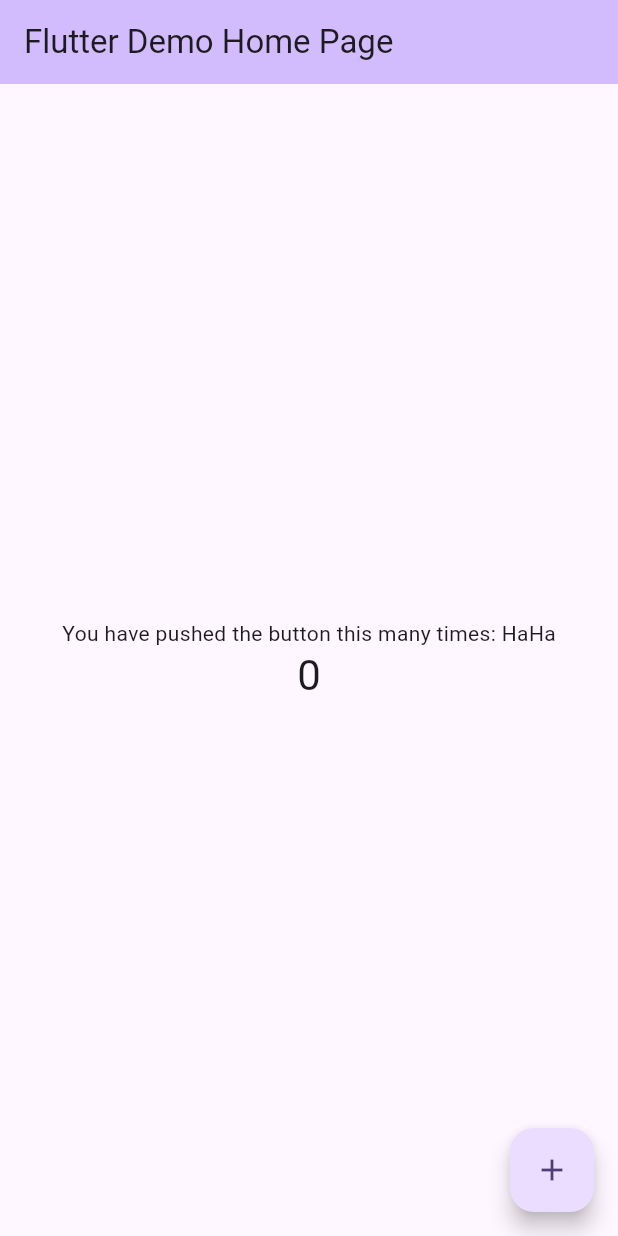
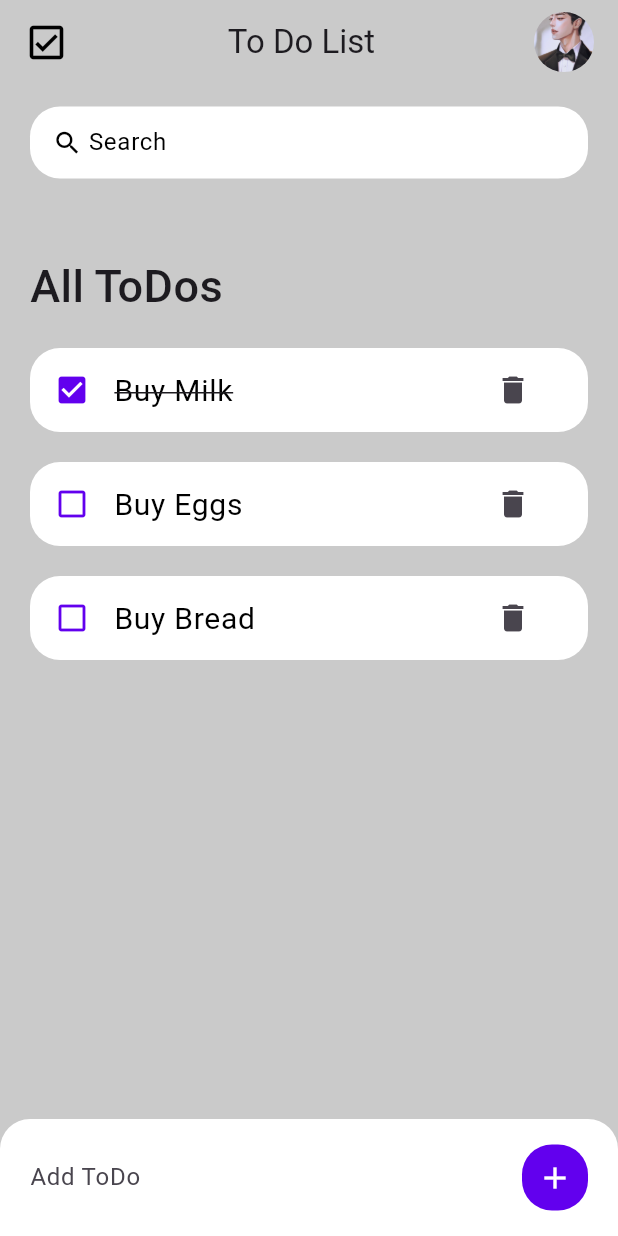
Before and after one commit to tumpopoM/flutter-to-do-list, a Flutter app: the screen it shows after launch, on a phone screen of 412 x 824 dp. Run offline on Flutter 3.47's test engine with Material 3 defaults, Android fonts, the phone set to English and light mode, and no system bars.

Commit message:
add to ui and method

```diff
--- /dev/null
+++ b/lib/constants/color.dart
@@ -0,0 +1,7 @@
+import 'package:flutter/material.dart';
+
+const Color primaryColor = Color.fromARGB(255, 233, 225, 1);
+const Color secondaryColor = Color(0xFF6200EE);
+const Color bgColor = Color.fromARGB(255, 202, 202, 202);
+const Color bgWhiteColor = Color.fromARGB(255, 255, 255, 255);
+const Color textColor = Color.fromARGB(255, 0, 0, 0);
--- a/lib/main.dart
+++ b/lib/main.dart
@@ -1,4 +1,6 @@
 import 'package:flutter/material.dart';
+import 'package:flutter/services.dart';
+import 'package:flutter_to_do_list/screen/home.dart';
 
 void main() {
   runApp(const MyApp());
@@ -10,7 +12,16 @@
   // This widget is the root of your application.
   @override
   Widget build(BuildContext context) {
+    SystemChrome.setSystemUIOverlayStyle(
+      const SystemUiOverlayStyle(
+        statusBarColor: Colors.transparent,
+        statusBarIconBrightness: Brightness.dark,
+        systemNavigationBarColor: Colors.transparent,
+        systemNavigationBarIconBrightness: Brightness.dark,
+      ),
+    );
     return MaterialApp(
+        debugShowCheckedModeBanner: false,
         title: 'Flutter Demo',
         theme: ThemeData(
           // This is the theme of your application.
@@ -31,95 +42,94 @@
           colorScheme: ColorScheme.fromSeed(seedColor: Colors.deepPurple),
           useMaterial3: true,
         ),
-      home: const MyHomePage(title: 'Flutter Demo Home Page'),
-    );
+        home: const Home());
   }
 }
 
-class MyHomePage extends StatefulWidget {
-  const MyHomePage({super.key, required this.title});
+// class MyHomePage extends StatefulWidget {
+//   const MyHomePage({super.key, required this.title});
 
-  // This widget is the home page of your application. It is stateful, meaning
-  // that it has a State object (defined below) that contains fields that affect
-  // how it looks.
+//   // This widget is the home page of your application. It is stateful, meaning
+//   // that it has a State object (defined below) that contains fields that affect
+//   // how it looks.
 
-  // This class is the configuration for the state. It holds the values (in this
-  // case the title) provided by the parent (in this case the App widget) and
-  // used by the build method of the State. Fields in a Widget subclass are
-  // always marked "final".
+//   // This class is the configuration for the state. It holds the values (in this
+//   // case the title) provided by the parent (in this case the App widget) and
+//   // used by the build method of the State. Fields in a Widget subclass are
+//   // always marked "final".
 
-  final String title;
+//   final String title;
 
-  @override
-  State<MyHomePage> createState() => _MyHomePageState();
-}
+//   @override
+//   State<MyHomePage> createState() => _MyHomePageState();
+// }
 
-class _MyHomePageState extends State<MyHomePage> {
-  int _counter = 0;
+// class _MyHomePageState extends State<MyHomePage> {
+//   int _counter = 0;
 
-  void _incrementCounter() {
-    setState(() {
-      // This call to setState tells the Flutter framework that something has
-      // changed in this State, which causes it to rerun the build method below
-      // so that the display can reflect the updated values. If we changed
-      // _counter without calling setState(), then the build method would not be
-      // called again, and so nothing would appear to happen.
-      _counter++;
-    });
-  }
+//   void _incrementCounter() {
+//     setState(() {
+//       // This call to setState tells the Flutter framework that something has
+//       // changed in this State, which causes it to rerun the build method below
+//       // so that the display can reflect the updated values. If we changed
+//       // _counter without calling setState(), then the build method would not be
+//       // called again, and so nothing would appear to happen.
+//       _counter++;
+//     });
+//   }
 
-  @override
-  Widget build(BuildContext context) {
-    // This method is rerun every time setState is called, for instance as done
-    // by the _incrementCounter method above.
-    //
-    // The Flutter framework has been optimized to make rerunning build methods
-    // fast, so that you can just rebuild anything that needs updating rather
-    // than having to individually change instances of widgets.
-    return Scaffold(
-      appBar: AppBar(
-        // TRY THIS: Try changing the color here to a specific color (to
-        // Colors.amber, perhaps?) and trigger a hot reload to see the AppBar
-        // change color while the other colors stay the same.
-        backgroundColor: Theme.of(context).colorScheme.inversePrimary,
-        // Here we take the value from the MyHomePage object that was created by
-        // the App.build method, and use it to set our appbar title.
-        title: Text(widget.title),
-      ),
-      body: Center(
-        // Center is a layout widget. It takes a single child and positions it
-        // in the middle of the parent.
-        child: Column(
-          // Column is also a layout widget. It takes a list of children and
-          // arranges them vertically. By default, it sizes itself to fit its
-          // children horizontally, and tries to be as tall as its parent.
-          //
-          // Column has various properties to control how it sizes itself and
-          // how it positions its children. Here we use mainAxisAlignment to
-          // center the children vertically; the main axis here is the vertical
-          // axis because Columns are vertical (the cross axis would be
-          // horizontal).
-          //
-          // TRY THIS: Invoke "debug painting" (choose the "Toggle Debug Paint"
-          // action in the IDE, or press "p" in the console), to see the
-          // wireframe for each widget.
-          mainAxisAlignment: MainAxisAlignment.center,
-          children: <Widget>[
-            const Text(
-              'You have pushed the button this many times: HaHa',
-            ),
-            Text(
-              '$_counter',
-              style: Theme.of(context).textTheme.headlineMedium,
-            ),
-          ],
-        ),
-      ),
-      floatingActionButton: FloatingActionButton(
-        onPressed: _incrementCounter,
-        tooltip: 'Increment',
-        child: const Icon(Icons.add),
-      ), // This trailing comma makes auto-formatting nicer for build methods.
-    );
-  }
-}
+//   @override
+//   Widget build(BuildContext context) {
+//     // This method is rerun every time setState is called, for instance as done
+//     // by the _incrementCounter method above.
+//     //
+//     // The Flutter framework has been optimized to make rerunning build methods
+//     // fast, so that you can just rebuild anything that needs updating rather
+//     // than having to individually change instances of widgets.
+//     return Scaffold(
+//       appBar: AppBar(
+//         // TRY THIS: Try changing the color here to a specific color (to
+//         // Colors.amber, perhaps?) and trigger a hot reload to see the AppBar
+//         // change color while the other colors stay the same.
+//         backgroundColor: Theme.of(context).colorScheme.inversePrimary,
+//         // Here we take the value from the MyHomePage object that was created by
+//         // the App.build method, and use it to set our appbar title.
+//         title: Text(widget.title),
+//       ),
+//       body: Center(
+//         // Center is a layout widget. It takes a single child and positions it
+//         // in the middle of the parent.
+//         child: Column(
+//           // Column is also a layout widget. It takes a list of children and
+//           // arranges them vertically. By default, it sizes itself to fit its
+//           // children horizontally, and tries to be as tall as its parent.
+//           //
+//           // Column has various properties to control how it sizes itself and
+//           // how it positions its children. Here we use mainAxisAlignment to
+//           // center the children vertically; the main axis here is the vertical
+//           // axis because Columns are vertical (the cross axis would be
+//           // horizontal).
+//           //
+//           // TRY THIS: Invoke "debug painting" (choose the "Toggle Debug Paint"
+//           // action in the IDE, or press "p" in the console), to see the
+//           // wireframe for each widget.
+//           mainAxisAlignment: MainAxisAlignment.center,
+//           children: <Widget>[
+//             const Text(
+//               'You have pushed the button this many times: HaHa',
+//             ),
+//             Text(
+//               '$_counter',
+//               style: Theme.of(context).textTheme.headlineMedium,
+//             ),
+//           ],
+//         ),
+//       ),
+//       floatingActionButton: FloatingActionButton(
+//         onPressed: _incrementCounter,
+//         tooltip: 'Increment',
+//         child: const Icon(Icons.add),
+//       ), // This trailing comma makes auto-formatting nicer for build methods.
+//     );
+//   }
+// }
--- /dev/null
+++ b/lib/modal/todo.dart
@@ -0,0 +1,50 @@
+import 'package:flutter/material.dart';
+
+class ToDo {
+  String id;
+  String todoText;
+  bool isDone;
+
+  ToDo({
+    required this.id,
+    required this.todoText,
+    this.isDone = false,
+  });
+
+  static List<ToDo> todoList() {
+    return [
+      ToDo(
+        id: '01',
+        todoText: 'Buy Milk',
+        isDone: true,
+      ),
+      ToDo(
+        id: '02',
+        todoText: 'Buy Eggs',
+        isDone: false,
+      ),
+      ToDo(
+        id: '03',
+        todoText: 'Buy Bread',
+        isDone: false,
+      ),
+    ];
+  }
+
+  // static void addTodo (String todoText){
+  //   todoList.add(ToDo(
+  //     id: DateTime.now().toString(),
+  //     todoText: todoText,
+  //     isDone: false
+  //   ));
+  // }
+
+  // static void deleteTodo (String id){
+  //   todoList.removeWhere((element) => element.id == id);
+  // }
+
+  // static void toggleDone (String id){
+  //   final todo = todoList.firstWhere((element) => element.id == id);
+  //   todo.isDone = !todo.isDone;
+  // }
+}
--- /dev/null
+++ b/lib/screen/home.dart
@@ -0,0 +1,221 @@
+import 'package:flutter/material.dart';
+import 'package:flutter_to_do_list/constants/color.dart';
+import 'package:flutter_to_do_list/modal/todo.dart';
+import 'package:flutter_to_do_list/widgets/todo_item.dart';
+
+class Home extends StatefulWidget {
+  const Home({super.key});
+
+  @override
+  State<Home> createState() => _HomeState();
+}
+
+class _HomeState extends State<Home> {
+  final todoList = ToDo.todoList();
+  final TextEditingController _todoController = TextEditingController();
+  List<ToDo> _foundTodoList = [];
+
+  @override
+  void initState() {
+    // TODO: implement initState
+    _foundTodoList = todoList;
+    super.initState();
+  }
+
+  void searchTodoList(String searchKey) {
+    print('Search Key ::::: ${searchKey}');
+    if (searchKey.isEmpty) {
+      setState(() {
+        _foundTodoList = todoList;
+      });
+    } else {
+      final List<ToDo> _searchList = todoList
+          .where((element) =>
+              element.todoText.toLowerCase().contains(searchKey.toLowerCase()))
+          .toList();
+      setState(() {
+        _foundTodoList = _searchList;
+      });
+    }
+  }
+
+  void addTodo(String todoText) {
+    print('Add Todo ::::: ${todoText}');
+    setState(() {
+      todoList.add(ToDo(
+        id: DateTime.now().microsecondsSinceEpoch.toString(),
+        todoText: todoText,
+        isDone: false,
+      ));
+    });
+    _todoController.clear();
+  }
+
+  void deleteTodo(ToDo todoItem) {
+    setState(() {
+      todoList.removeWhere((element) => element.id == todoItem.id);
+    });
+  }
+
+  void toggleDone(ToDo todoItem) {
+    setState(() {
+      final todo = todoList.firstWhere((element) => element.id == todoItem.id);
+      todo.isDone = !todo.isDone;
+    });
+  }
+
+  @override
+  Widget build(BuildContext context) {
+    return Scaffold(
+      backgroundColor: bgColor,
+      appBar: _buildAppBar(),
+      body: Stack(children: [
+        Container(
+          padding: EdgeInsets.symmetric(horizontal: 20, vertical: 15),
+          child: Column(
+            children: [
+              SearchBox(searchTodoList: searchTodoList),
+              Expanded(
+                child: ListView(
+                  children: [
+                    Container(
+                      margin: EdgeInsets.only(top: 50, bottom: 20),
+                      child: Text(
+                        'All ToDos',
+                        style: TextStyle(
+                            fontSize: 30, fontWeight: FontWeight.w500),
+                      ),
+                    ),
+                    for (var todo in _foundTodoList)
+                      ToDoItem(
+                        todoItem: todo,
+                        toggleDone: toggleDone,
+                        deleteTodo: deleteTodo,
+                      ),
+                  ],
+                ),
+              )
+            ],
+          ),
+        ),
+        Align(
+          alignment: Alignment.bottomCenter,
+          child: Container(
+            padding: EdgeInsets.symmetric(horizontal: 20, vertical: 15),
+            decoration: BoxDecoration(
+                color: bgWhiteColor,
+                borderRadius: BorderRadius.only(
+                    topLeft: Radius.circular(20),
+                    topRight: Radius.circular(20))),
+            child: Row(
+              children: [
+                Expanded(
+                  child: TextField(
+                    controller: _todoController,
+                    decoration: InputDecoration(
+                      hintText: 'Add ToDo',
+                      border: InputBorder.none,
+                    ),
+                  ),
+                ),
+                GestureDetector(
+                  onTap: () {
+                    print('Add Todo !!!! ${_todoController.text}');
+                    addTodo(_todoController.text);
+                  },
+                  child: Container(
+                    padding: EdgeInsets.all(10),
+                    decoration: BoxDecoration(
+                        color: secondaryColor,
+                        borderRadius: BorderRadius.circular(20)),
+                    child: Icon(
+                      Icons.add,
+                      color: bgWhiteColor,
+                    ),
+                  ),
+                )
+              ],
+            ),
+          ),
+        )
+      ]),
+    );
+  }
+
+  AppBar _buildAppBar() {
+    return AppBar(
+      backgroundColor: bgColor,
+      elevation: 0,
+      title: Row(
+        mainAxisAlignment: MainAxisAlignment.spaceBetween,
+        children: [
+          const Icon(
+            Icons.check_box_outlined,
+            color: textColor,
+            size: 30,
+          ),
+          const Text('To Do List'),
+          Container(
+            color: bgColor,
+            width: 40,
+            height: 40,
+            child: const ClipRRect(
+              borderRadius: BorderRadius.all(Radius.circular(100)),
+              child: Align(
+                alignment: Alignment.topCenter, // กำหนดให้ภาพอยู่ด้านบน
+                heightFactor: 0.1, //
+                child: Image(
+                  image: AssetImage('lib/assets/images/FnJ-EWDXkAIOBJE.jpeg'),
+                  width: 40,
+                  height: 40,
+                  fit: BoxFit.cover,
+                ),
+              ),
+            ),
+          ),
+        ],
+      ),
+    );
+  }
+}
+
+class SearchBox extends StatefulWidget {
+  final Function searchTodoList;
+
+  const SearchBox({
+    super.key,
+    required this.searchTodoList,
+  });
+
+  @override
+  SearchBoxState createState() => SearchBoxState();
+}
+
+class SearchBoxState extends State<SearchBox> {
+  @override
+  Widget build(BuildContext context) {
+    return Container(
+      padding: EdgeInsets.symmetric(horizontal: 15),
+      decoration: BoxDecoration(
+          color: bgWhiteColor, borderRadius: BorderRadius.circular(20)),
+      child: TextField(
+        onChanged: (value) {
+          print('Search Value ::::: ${value}');
+          widget.searchTodoList(value);
+        },
+        decoration: InputDecoration(
+          contentPadding: EdgeInsets.all(0),
+          hintText: 'Search',
+          hintStyle: TextStyle(color: textColor),
+          prefixIcon: Icon(
+            Icons.search,
+            color: textColor,
+            size: 20,
+          ),
+          prefixIconConstraints: BoxConstraints(maxHeight: 20, minWidth: 20),
+          border: InputBorder.none,
+        ),
+      ),
+    );
+  }
+}
--- /dev/null
+++ b/lib/widgets/todo_item.dart
@@ -0,0 +1,60 @@
+import 'package:flutter/material.dart';
+import 'package:flutter_to_do_list/constants/color.dart';
+import 'package:flutter_to_do_list/modal/todo.dart';
+
+class ToDoItem extends StatelessWidget {
+  final ToDo todoItem;
+  final toggleDone;
+  final deleteTodo;
+  const ToDoItem(
+      {super.key,
+      required this.todoItem,
+      required this.toggleDone,
+      required this.deleteTodo});
+
+  @override
+  Widget build(BuildContext context) {
+    return Container(
+      margin: EdgeInsets.only(bottom: 20),
+      child: ListTile(
+        onTap: () {
+          toggleDone(todoItem);
+        },
+        title: Text(todoItem.todoText,
+            style: TextStyle(
+                fontSize: 20,
+                color: textColor,
+                decoration: todoItem.isDone
+                    ? TextDecoration.lineThrough
+                    : TextDecoration.none)),
+        shape: RoundedRectangleBorder(
+          borderRadius: BorderRadius.circular(20),
+        ),
+        tileColor: bgWhiteColor,
+        leading: Icon(
+          todoItem.isDone ? Icons.check_box : Icons.check_box_outline_blank,
+          color: secondaryColor,
+        ),
+        // subtitle: Text('Buy 2L of milk'),
+        trailing: Container(
+          width: 50,
+          child: Row(
+            children: [
+              // IconButton(
+              //   icon: Icon(Icons.edit),
+              //   onPressed: () {},
+              // ),
+              IconButton(
+                icon: Icon(Icons.delete),
+                onPressed: () {
+                  print('delete');
+                  deleteTodo(todoItem);
+                },
+              ),
+            ],
+          ),
+        ),
+      ),
+    );
+  }
+}
--- a/pubspec.yaml
+++ b/pubspec.yaml
@@ -58,9 +58,9 @@ flutter:
   uses-material-design: true
 
   # To add assets to your application, add an assets section, like this:
-  # assets:
-  #   - images/a_dot_burr.jpeg
-  #   - images/a_dot_ham.jpeg
+  assets:
+    - lib/assets/images/FnJ-EWDXkAIOBJE.jpeg
+    # - images/a_dot_ham.jpeg
 
   # An image asset can refer to one or more resolution-specific "variants", see
   # https://flutter.dev/to/resolution-aware-images
```
Also changed, not shown: lib/assets/images/FnJ-EWDXkAIOBJE.jpeg (added), 1 other file. Lines whose indentation alone changed are shown as unchanged.
